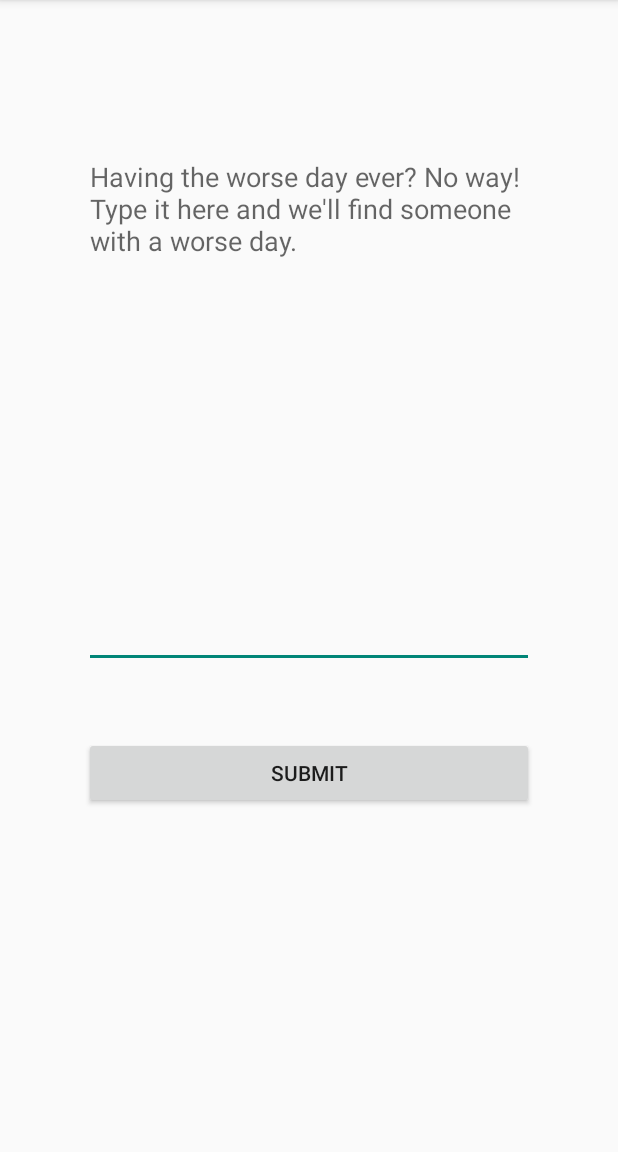
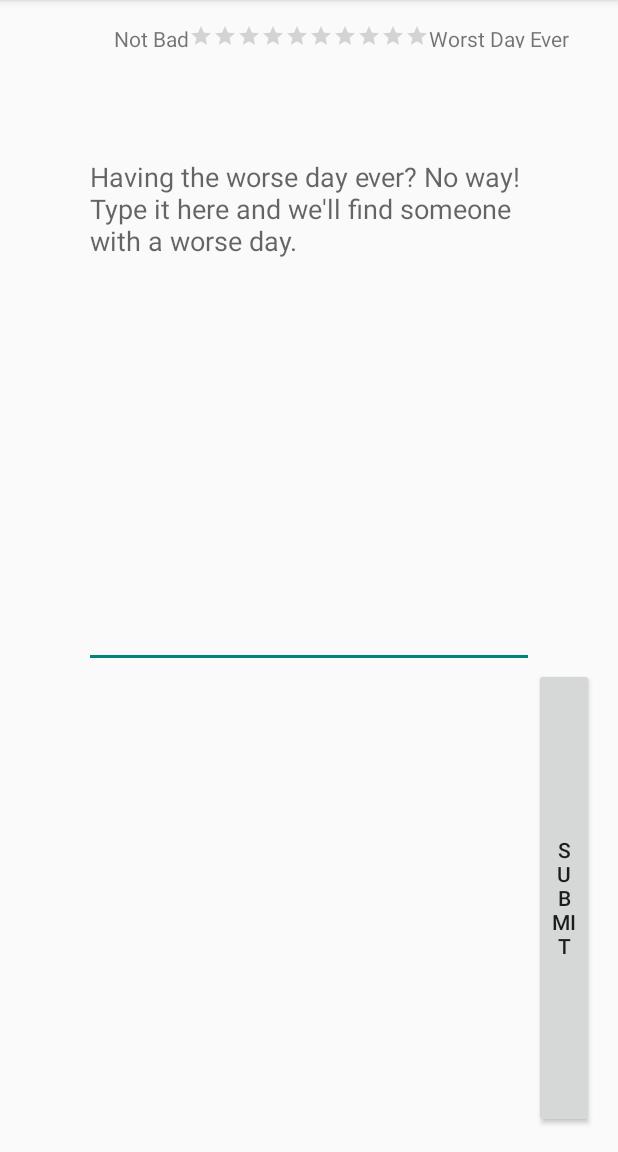
Before and after one commit to chenblair/rockbottom, an Android app: the screen it shows after launch (MainActivity), on a phone screen of 412 x 824 dp, the part 84-1236 px from its top. Run offline under Robolectric (Android 15) with nearby library versions, the phone set to English and light mode, and no system bars.

Commit message:
Rating Bar
added rating bar

```diff
--- /dev/null
+++ b/android/RockBottom/app/src/main/res/drawable/rating_blank.xml
@@ -0,0 +1,9 @@
+<?xml version="1.0" encoding="utf-8"?>
+<selector xmlns:android="http://schemas.android.com/apk/res/android">
+
+    <item android:drawable="@drawable/rating_circle-2x" android:state_pressed="true" android:state_window_focused="true"/>
+    <item android:drawable="@drawable/rating_circle-2x" android:state_focused="true" android:state_window_focused="true"/>
+    <item android:drawable="@drawable/rating_circle-2x" android:state_selected="true" android:state_window_focused="true"/>
+    <item android:drawable="@drawable/rating_circle-2x"/>
+
+</selector>
--- /dev/null
+++ b/android/RockBottom/app/src/main/res/drawable/rating_custom_bar.xml
@@ -0,0 +1,11 @@
+<?xml version="1.0" encoding="utf-8"?>
+<layer-list xmlns:android="http://schemas.android.com/apk/res/android" >
+
+    <item
+        android:id="@+id/background"
+        android:drawable="@drawable/rating_blank"/>
+    <item
+        android:id="@+id/progress"
+        android:drawable="@drawable/rating_filled"/>
+
+</layer-list>
--- /dev/null
+++ b/android/RockBottom/app/src/main/res/drawable/rating_filled.xml
@@ -0,0 +1,18 @@
+<?xml version="1.0" encoding="utf-8"?>
+<selector xmlns:android="http://schemas.android.com/apk/res/android">
+
+    <item android:drawable="@drawable/rating_circle-2x"
+        android:state_pressed="true"
+        android:state_window_focused="true"/>
+
+    <item android:drawable="@drawable/rating_circle-2x"
+        android:state_focused="true"
+        android:state_window_focused="true"/>
+
+    <item android:drawable="@drawable/rating_circle-2x"
+        android:state_selected="true"
+        android:state_window_focused="true"/>
+
+    <item android:drawable="@drawable/rating_circle-2x"/>
+
+</selector>
--- a/android/RockBottom/app/src/main/res/layout/activity_main.xml
+++ b/android/RockBottom/app/src/main/res/layout/activity_main.xml
@@ -23,15 +23,121 @@
         android:width="300dp"/>
 
     <Button
-        android:layout_width="wrap_content"
+        android:layout_width="match_parent"
         android:layout_height="wrap_content"
         android:text="Submit"
         android:id="@+id/Submit"
         android:layout_below="@+id/story"
-        android:layout_marginTop="46dp"
-        android:layout_alignRight="@+id/story"
-        android:layout_alignEnd="@+id/story"
-        android:layout_alignLeft="@+id/story"
-        android:layout_alignStart="@+id/story"
-        android:onClick="ReadStory" />
+        android:layout_centerHorizontal="true"
+        android:longClickable="false"
+        android:layout_alignParentBottom="true"
+        android:layout_toEndOf="@+id/story" />
+
+    <!--<ImageButton
+        android:layout_width="35dp"
+        android:layout_height="30dp"
+        android:id="@+id/imageButton"
+        android:src="@drawable/light_brown"
+        android:scaleType="fitXY"
+        android:layout_alignTop="@+id/imageButton2"
+        android:layout_alignParentLeft="true"
+        android:layout_alignParentStart="true" />
+
+    <ImageButton
+        android:layout_width="35dp"
+        android:layout_height="30dp"
+        android:id="@+id/imageButton2"
+        android:src="@drawable/light_brown"
+        android:scaleType="fitXY"
+        android:layout_toRightOf="@+id/imageButton" />
+
+    <ImageButton
+        android:layout_width="35dp"
+        android:layout_height="30dp"
+        android:id="@+id/imageButton3"
+        android:src="@drawable/light_brown"
+        android:scaleType="fitXY"
+        android:layout_toRightOf="@+id/imageButton2" />
+
+    <ImageButton
+        android:layout_width="35dp"
+        android:layout_height="30dp"
+        android:id="@+id/imageButton4"
+        android:src="@drawable/light_brown"
+        android:scaleType="fitXY"
+        android:layout_toRightOf="@+id/imageButton3" />
+    <ImageButton
+        android:layout_width="35dp"
+        android:layout_height="30dp"
+        android:id="@+id/imageButton5"
+        android:src="@drawable/light_brown"
+        android:scaleType="fitXY"
+        android:layout_toRightOf="@+id/imageButton4" />
+    <ImageButton
+        android:layout_width="35dp"
+        android:layout_height="30dp"
+        android:id="@+id/imageButton6"
+        android:src="@drawable/light_brown"
+        android:scaleType="fitXY"
+        android:layout_toRightOf="@+id/imageButton5" />
+    <ImageButton
+        android:layout_width="35dp"
+        android:layout_height="30dp"
+        android:id="@+id/imageButton7"
+        android:src="@drawable/light_brown"
+        android:scaleType="fitXY"
+        android:layout_toRightOf="@+id/imageButton6" />
+    <ImageButton
+        android:layout_width="35dp"
+        android:layout_height="30dp"
+        android:id="@+id/imageButton8"
+        android:src="@drawable/light_brown"
+        android:scaleType="fitXY"
+        android:layout_toRightOf="@+id/imageButton7" />
+    <ImageButton
+        android:layout_width="35dp"
+        android:layout_height="30dp"
+        android:id="@+id/imageButton9"
+        android:src="@drawable/light_brown"
+        android:scaleType="fitXY"
+        android:layout_toRightOf="@+id/imageButton8" />
+    <ImageButton
+        android:layout_width="35dp"
+        android:layout_height="30dp"
+        android:id="@+id/imageButton10"
+        android:src="@drawable/light_brown"
+        android:scaleType="fitXY"
+        android:layout_toRightOf="@+id/imageButton9" /> -->
+
+    <RatingBar
+        android:id="@+id/ratingBar1"
+        style = "?android:attr/ratingBarStyleSmall"
+        android:layout_width="wrap_content"
+        android:layout_height="wrap_content"
+        android:numStars="10"
+        android:layout_centerHorizontal="true" />
+
+    <TextView
+        android:layout_width="wrap_content"
+        android:layout_height="wrap_content"
+        android:textAppearance="?android:attr/textAppearanceSmall"
+        android:text="Not Bad"
+        android:id="@+id/textView"
+        android:layout_alignTop="@+id/ratingBar1"
+        android:layout_toLeftOf="@+id/ratingBar1"
+        android:layout_toStartOf="@+id/ratingBar1" />
+
+    <TextView
+        android:layout_width="wrap_content"
+        android:layout_height="wrap_content"
+        android:textAppearance="?android:attr/textAppearanceSmall"
+        android:text="Worst Day Ever"
+        android:id="@+id/textView2"
+        android:layout_alignParentRight="true"
+        android:layout_alignParentEnd="true"
+        android:layout_alignBottom="@+id/ratingBar1"
+        android:layout_alignTop="@+id/ratingBar1"
+        android:layout_toRightOf="@+id/ratingBar1"
+        android:layout_toEndOf="@+id/ratingBar1" />
+
 </RelativeLayout>
--- a/android/RockBottom/app/src/main/res/values/styles.xml
+++ b/android/RockBottom/app/src/main/res/values/styles.xml
@@ -4,5 +4,10 @@
     <style name="AppTheme" parent="Theme.AppCompat.Light.DarkActionBar">
         <!-- Customize your theme here. -->
     </style>
+    <style name="customRatingBar" parent="@android:style/Widget.RatingBar">
+        <item name="android:progressDrawable">@drawable/rating_custom_bar</item>
+        <item name="android:minHeight">30dip</item>
+        <item name="android:maxHeight">30dip</item>
 
+    </style>
 </resources>
```
Also changed, not shown: android/RockBottom/app/src/main/res/drawable/rating_circle-2x.png (added), 4 other files.
